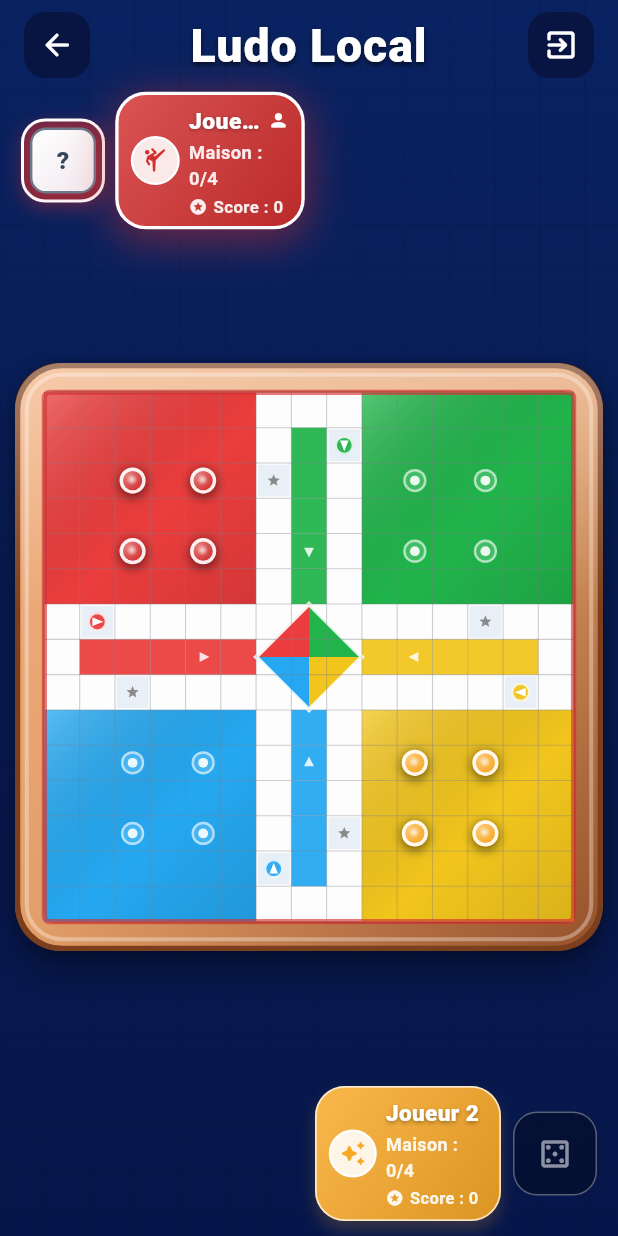
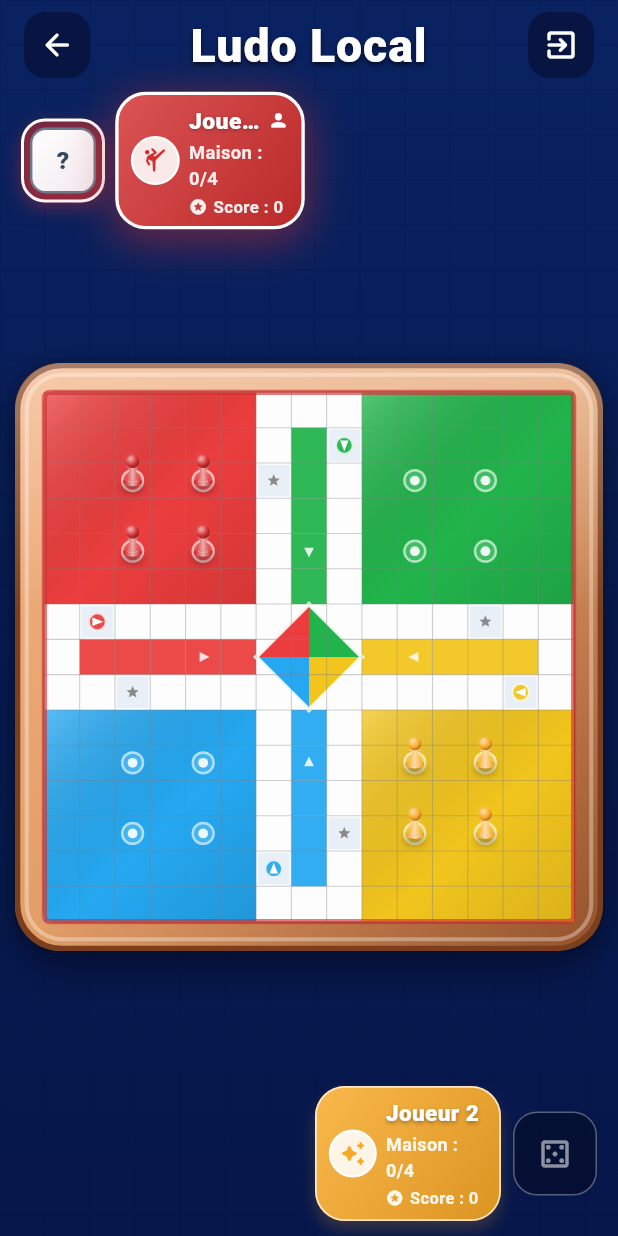
Before and after one commit to blackRYE6140/ludo, a Flutter app: the screen it shows after launch, after a tap on "Démarrer en local", on a phone screen of 412 x 824 dp. Run offline on Flutter 3.47's test engine with Material 3 defaults, Android fonts, the phone set to English and light mode, and no system bars; our stand-ins replace audioplayers.

Commit message:
maj pion icon

```diff
--- a/lib/ui/widgets/ludo_board.dart
+++ b/lib/ui/widgets/ludo_board.dart
@@ -123,7 +123,7 @@ class _LudoBoardState extends State<LudoBoard> {
                       ),
                       curve: Curves.easeOutCubic,
                       left: pawn.offset.dx - (cellSize * 0.37),
-                      top: pawn.offset.dy - (cellSize * 0.37),
+                      top: pawn.offset.dy - (cellSize * 0.8),
                       child: GestureDetector(
                         onTap: pawn.isMovable && widget.isLocalPlayersTurn
                             ? () => widget.onPawnTap(pawn.pawn.id)
@@ -386,65 +386,117 @@ class _PawnPieceState extends State<_PawnPiece>
       animation: _controller,
       builder: (BuildContext context, _) {
         final double pulse = 1 + (_controller.value * 0.08);
-        final Color depthTone = Color.lerp(widget.color, Colors.black, 0.28)!;
-        final Color highlightTone = Color.lerp(
-          widget.color,
-          Colors.white,
-          0.38,
-        )!;
 
         return Transform.scale(
           scale: widget.highlight ? pulse : 1,
-          child: Container(
+          child: SizedBox(
             width: widget.diameter,
-            height: widget.diameter,
-            decoration: BoxDecoration(
-              shape: BoxShape.circle,
-              gradient: RadialGradient(
-                colors: <Color>[highlightTone, widget.color, depthTone],
-                stops: const <double>[0.05, 0.6, 1],
-                center: const Alignment(-0.32, -0.34),
-                radius: 1.05,
-              ),
-              border: Border.all(
-                color: Colors.white.withValues(alpha: 0.92),
-                width: 2.3,
-              ),
-              boxShadow: <BoxShadow>[
-                BoxShadow(
-                  color: Colors.black.withValues(alpha: 0.38),
-                  blurRadius: 5,
-                  offset: const Offset(0, 3),
-                ),
-                BoxShadow(
-                  color: widget.highlight
-                      ? widget.color.withValues(alpha: 0.52)
-                      : Colors.black26,
-                  blurRadius: widget.highlight ? 13 : 6,
-                  spreadRadius: widget.highlight ? 1.8 : 0.3,
-                ),
-              ],
-            ),
-            child: Align(
-              alignment: const Alignment(-0.16, -0.22),
-              child: Container(
-                width: widget.diameter * 0.42,
-                height: widget.diameter * 0.42,
-                decoration: BoxDecoration(
-                  shape: BoxShape.circle,
-                  gradient: RadialGradient(
-                    colors: <Color>[
-                      Colors.white.withValues(alpha: 0.74),
-                      Colors.white.withValues(alpha: 0),
-                    ],
-                  ),
-                ),
+            height: widget.diameter * 1.4,
+            child: CustomPaint(
+              painter: _PawnPainter(
+                color: widget.color,
+                highlight: widget.highlight,
               ),
             ),
           ),
         );
       },
     );
+  }
+}
+
+class _PawnPainter extends CustomPainter {
+  _PawnPainter({required this.color, required this.highlight});
+  final Color color;
+  final bool highlight;
+
+  @override
+  void paint(Canvas canvas, Size size) {
+    final double w = size.width;
+    final double h = size.height;
+
+    final Color darkColor = Color.lerp(color, Colors.black, 0.4)!;
+    final Color lightColor = Color.lerp(color, Colors.white, 0.6)!;
+
+    // Shadow
+    canvas.drawOval(
+      Rect.fromCenter(
+          center: Offset(w * 0.5, h * 0.95), width: w * 0.8, height: h * 0.25),
+      Paint()
+        ..color = Colors.black.withValues(alpha: 0.4)
+        ..maskFilter = const MaskFilter.blur(BlurStyle.normal, 3),
+    );
+
+    if (highlight) {
+      canvas.drawOval(
+        Rect.fromCenter(
+            center: Offset(w * 0.5, h * 0.95), width: w * 1.2, height: h * 0.4),
+        Paint()
+          ..color = color.withValues(alpha: 0.5)
+          ..maskFilter = const MaskFilter.blur(BlurStyle.normal, 8),
+      );
+    }
+
+    // Gradient for the cylindrical/spherical parts
+    final Paint basePaint = Paint()
+      ..shader = LinearGradient(
+        begin: Alignment.centerLeft,
+        end: Alignment.centerRight,
+        colors: [darkColor, color, lightColor, color, darkColor],
+        stops: const [0.0, 0.2, 0.5, 0.8, 1.0],
+      ).createShader(Rect.fromLTWH(0, 0, w, h));
+
+    // Base bottom
+    final Path basePath = Path()
+      ..moveTo(w * 0.15, h * 0.85)
+      ..quadraticBezierTo(w * 0.5, h * 1.0, w * 0.85, h * 0.85)
+      ..lineTo(w * 0.85, h * 0.75)
+      ..quadraticBezierTo(w * 0.5, h * 0.9, w * 0.15, h * 0.75)
+      ..close();
+    canvas.drawPath(basePath, basePaint);
+
+    // Body (stem)
+    final Path bodyPath = Path()
+      ..moveTo(w * 0.25, h * 0.75)
+      ..quadraticBezierTo(w * 0.4, h * 0.5, w * 0.4, h * 0.4)
+      ..lineTo(w * 0.6, h * 0.4)
+      ..quadraticBezierTo(w * 0.6, h * 0.5, w * 0.75, h * 0.75)
+      ..quadraticBezierTo(w * 0.5, h * 0.88, w * 0.25, h * 0.75)
+      ..close();
+    canvas.drawPath(bodyPath, basePaint);
+
+    // Collar
+    canvas.drawOval(
+      Rect.fromCenter(
+          center: Offset(w * 0.5, h * 0.4), width: w * 0.5, height: h * 0.15),
+      basePaint,
+    );
+
+    // Head
+    final Paint headPaint = Paint()
+      ..shader = RadialGradient(
+        center: const Alignment(-0.3, -0.3),
+        radius: 0.8,
+        colors: [lightColor, color, darkColor],
+        stops: const [0.0, 0.6, 1.0],
+      ).createShader(Rect.fromCenter(
+          center: Offset(w * 0.5, h * 0.25), width: w * 0.5, height: h * 0.5));
+
+    canvas.drawCircle(Offset(w * 0.5, h * 0.25), w * 0.25, headPaint);
+
+    // Head highlight reflection
+    canvas.drawOval(
+      Rect.fromCenter(
+          center: Offset(w * 0.4, h * 0.15), width: w * 0.15, height: h * 0.1),
+      Paint()
+        ..color = Colors.white.withValues(alpha: 0.6)
+        ..maskFilter = const MaskFilter.blur(BlurStyle.normal, 2),
+    );
+  }
+
+  @override
+  bool shouldRepaint(covariant _PawnPainter oldDelegate) {
+    return oldDelegate.color != color || oldDelegate.highlight != highlight;
   }
 }
 
--- a/lib/ui/widgets/player_status_bar.dart
+++ b/lib/ui/widgets/player_status_bar.dart
@@ -266,12 +266,15 @@ class _PlayerCardState extends State<_PlayerCard>
                             color: textColor.withValues(alpha: 0.92),
                           ),
                           const SizedBox(width: 4),
-                          Text(
-                            'Score : $score',
-                            style: TextStyle(
-                              color: subtitleColor,
-                              fontWeight: FontWeight.w700,
-                              fontSize: 11,
+                          Expanded(
+                            child: Text(
+                              'Score : $score',
+                              style: TextStyle(
+                                color: subtitleColor,
+                                fontWeight: FontWeight.w700,
+                                fontSize: 11,
+                              ),
+                              overflow: TextOverflow.ellipsis,
                             ),
                           ),
                         ],
```
